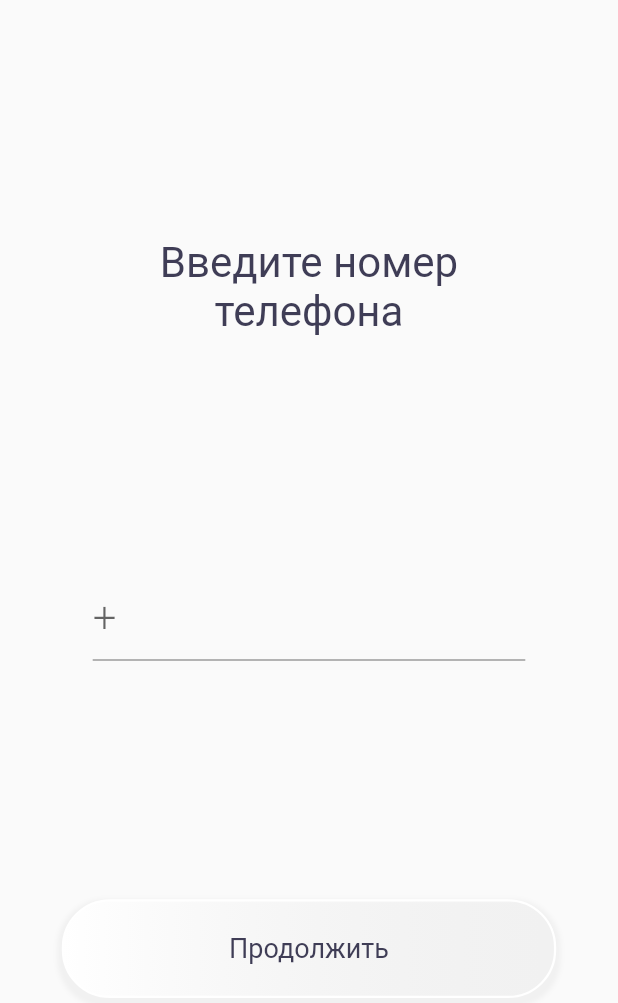
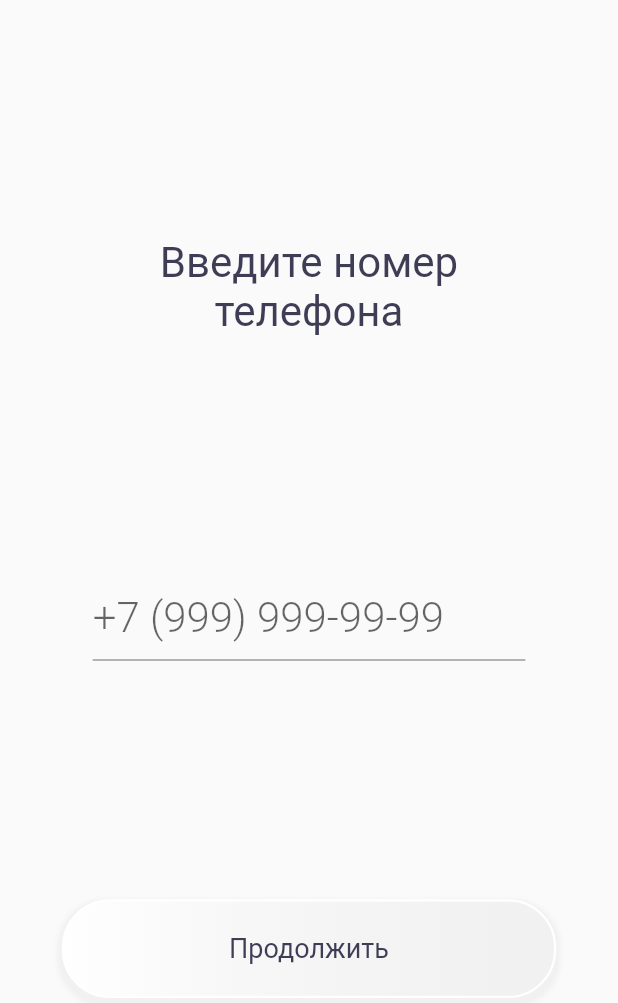
Before and after one commit to ars-kalinichenko/WeHelp, a Flutter app: the PhoneScreen screen opened directly, on a phone screen of 412 x 824 dp. Shown: the top 1003 px of the screen. Run offline on Flutter 3.47's test engine with Material 2 defaults, Android fonts, the phone set to English and light mode, and no system bars; our stand-ins replace mask_text_input_formatter; Roboto replaces fonts that are missing (Montserrat).

Commit message:
Added comments on classes and functions.

```diff
--- a/we_help/lib/Screens/PrivacyPolicy/privacy_screen.dart
+++ b/we_help/lib/Screens/PrivacyPolicy/privacy_screen.dart
@@ -18,8 +18,9 @@ class PrivacyState extends State<PrivacyScreen> {
   String filePath = "assets/privacy_police.txt";
   String privacyText = "";
 
-///  Function for reading text from a file and writing to a mutable widget.
   readText(filePath) async {
+    /// Function for reading text from a file and writing to a mutable widget.
+
     String text = await rootBundle.loadString(filePath);
     log("The privacy text was received.");
     setState(() {
@@ -30,7 +31,7 @@ class PrivacyState extends State<PrivacyScreen> {
   @override
   void initState() {
     super.initState();
-//   When the screen is created, the text read function is called.
+    // When the screen is created, the text read function is called.
     readText(filePath);
   }
 
--- a/we_help/lib/Screens/Registration/phone_screen.dart
+++ b/we_help/lib/Screens/Registration/phone_screen.dart
@@ -27,6 +27,8 @@ class PhoneScreen extends StatelessWidget {
           ),
           RoundedGradientButton(
               text: "Продолжить",
+              color: Colors.transparent,
+              textColor: Theme.of(context).primaryColor,
               press: () {
                 print(_phoneNumber);
                 Navigator.push(
@@ -37,9 +39,7 @@ class PhoneScreen extends StatelessWidget {
                     },
                   ),
                 );
-              },
-              color: Colors.transparent,
-              textColor: Theme.of(context).primaryColor)
+              })
         ],
       ),
     );
--- a/we_help/lib/Screens/Welcome/components/body.dart
+++ b/we_help/lib/Screens/Welcome/components/body.dart
@@ -8,7 +8,6 @@ class Body extends StatelessWidget {
   @override
   Widget build(BuildContext context) {
     double sizeHeight = MediaQuery.of(context).size.height;
-
     // This method is rerun every time setState is called, for instance as done
     // by the _incrementCounter method above.
     //
--- a/we_help/lib/Themes/app_theme.dart
+++ b/we_help/lib/Themes/app_theme.dart
@@ -6,11 +6,8 @@ const AccentColor = Colors.grey;
 ThemeData appLightTheme = ThemeData.light().copyWith(
   primaryColor: PrimaryColor,
   accentColor: AccentColor,
-  // Define the default brightness and colors.
   brightness: Brightness.light,
-  // Define the default font family.
-  // Define the default TextTheme. Use this to specify the default
-  // text styling for headlines, titles, bodies of text, and more.
+
   textTheme: TextTheme(
 //    Theme for headlines with bolt weight
       headline1: TextStyle(
--- a/we_help/lib/components/phone_input_field.dart
+++ b/we_help/lib/components/phone_input_field.dart
@@ -3,16 +3,19 @@ import 'package:flutter/material.dart';
 import 'package:mask_text_input_formatter/mask_text_input_formatter.dart';
 
 class PhoneInputField extends StatelessWidget {
-  final String hintText;
-  final Color color;
-  final double width;
-  final double height;
-  final ValueChanged<String> onChanged;
+  /// Widget for entering a phone number.
+  /// Uses the mask_text_input_formatter library to create the mask.
+  ///  onChanged() returns a string with the mask applied.
 
+  final String hintText; // Help text
+  final Color color; // Text and cursor color
+  final double width; // Relative value for adaptive width
+  final double height; // Relative value for adaptive height
+  final ValueChanged<String> onChanged; // When the string changes -> onChange()
 
   const PhoneInputField(
       {Key key,
-      this.hintText = "+",
+      this.hintText = "+7 (999) 999-99-99",
       this.color = Colors.grey,
       this.width = 0.7,
       this.height = 0.07,
@@ -29,6 +32,7 @@ class PhoneInputField extends StatelessWidget {
       width: size.width * width,
       height: size.height * height,
       alignment: Alignment.center,
+
       child: TextFormField(
           inputFormatters: [maskFormatter],
           textAlign: TextAlign.left,
--- a/we_help/lib/components/rounded_button.dart
+++ b/we_help/lib/components/rounded_button.dart
@@ -1,6 +1,9 @@
 import 'package:flutter/material.dart';
 
 class RoundedButton extends StatelessWidget {
+  ///Rounded button widget with specified dimensions (percent of screen size)
+  /// and specified text parameters. When pressed, the press () function is called.
+
   final String text; // Text in button
   final double width; // Relative value for adaptive width
   final double height; // Relative value for adaptive height
--- a/we_help/lib/components/rounded_gradient_button.dart
+++ b/we_help/lib/components/rounded_gradient_button.dart
@@ -2,6 +2,8 @@
 import 'package:flutter/material.dart';
 
 class RoundedGradientButton extends StatelessWidget {
+  /// Rounded button widget with gradient.
+
   final String text; // Text in button
   final double width; // Relative value for adaptive width
   final double height; // Relative value for adaptive height
--- a/we_help/lib/components/text_button.dart
+++ b/we_help/lib/components/text_button.dart
@@ -4,12 +4,14 @@ import 'package:flutter/cupertino.dart';
 import 'package:flutter/material.dart';
 
 class TextButton extends StatelessWidget {
+  /// Clickable text that calls onPressed () when you click on it.
+
   final String text;
   final double fontSize;
   final Color textColor;
   final String fontFamily;
   final FontWeight fontWeight;
-  final bool underline;
+  final bool underline; // Whether the text will be underlined: True or False
   final Function onPressed;
 
   const TextButton(
--- a/we_help/lib/services/debouncer.dart
+++ b/we_help/lib/services/debouncer.dart
@@ -5,6 +5,7 @@ import 'package:flutter/material.dart';
 class Debouncer {
   /// Adds the time between the change in demand from the user and the sending of this request to the server.
   /// Necessary, as without this, requests will be sent more often.
+
   final int milliseconds;
   VoidCallback action;
   Timer _timer;
```
Lines whose indentation alone changed are shown as unchanged.
